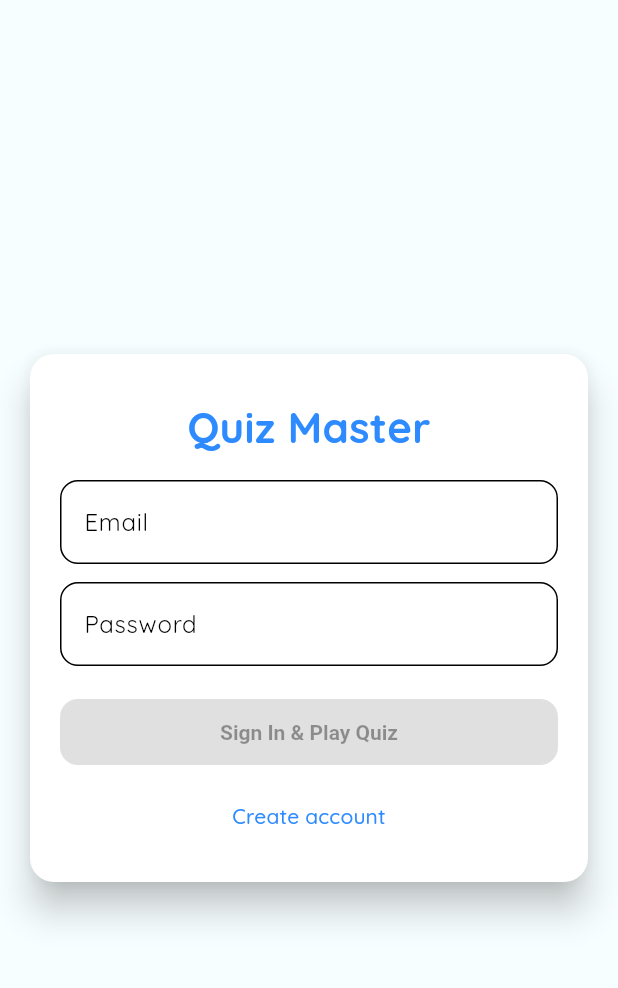
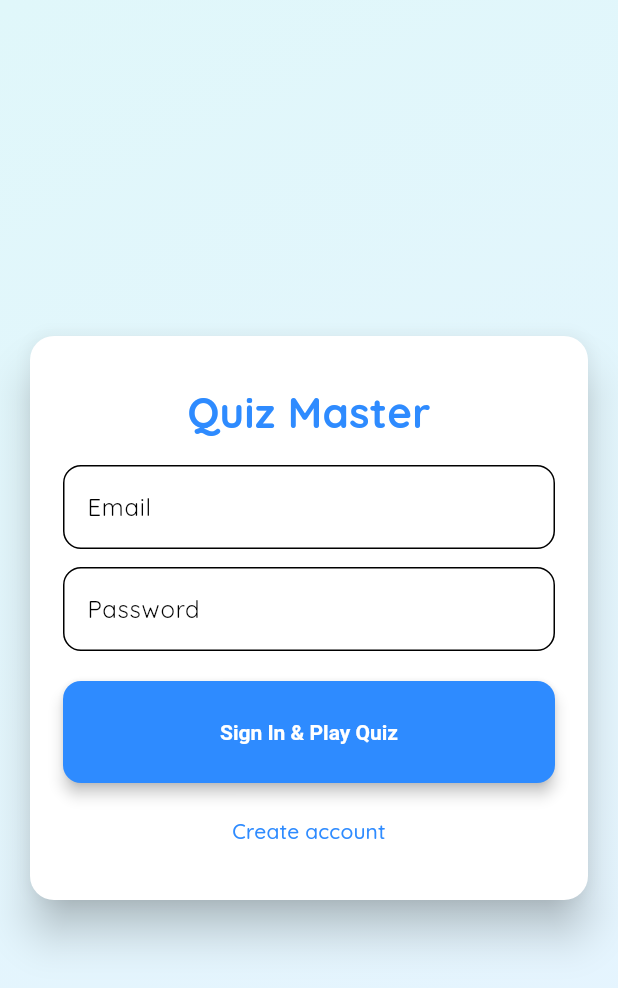
Before and after one commit to Azathulhu/SimpleFlutterGame, a Flutter app: the screen it shows after launch, on a phone screen of 412 x 824 dp. Shown: the top 988 px of the screen. Run offline on Flutter 3.47's test engine with Material 3 defaults, Android fonts, the phone set to English and light mode, and no system bars; our stand-ins replace confetti, fluttertoast, google_fonts, supabase_flutter; accounts and stored records are empty.

Commit message:
Update sign_in_page.dart

```diff
--- a/lib/pages/sign_in_page.dart
+++ b/lib/pages/sign_in_page.dart
@@ -20,19 +20,27 @@ class _SignInPageState extends State<SignInPage> {
 
   @override
   Widget build(BuildContext context) {
-    return Scaffold(
+    return AnimatedGradientBackground(
+      child: GlobalTapRipple(
+        child: Scaffold(
+          backgroundColor: Colors.transparent,
           body: Center(
             child: SingleChildScrollView(
               padding: const EdgeInsets.all(20),
+              child: ConstrainedBox(
+                constraints: const BoxConstraints(maxWidth: 520),
                 child: Card(
-            elevation: 10,
+                  elevation: 12,
                   shape: RoundedRectangleBorder(borderRadius: BorderRadius.circular(16)),
                   child: Padding(
-              padding: const EdgeInsets.all(20),
+                    padding: const EdgeInsets.all(22),
                     child: Column(
+                      mainAxisSize: MainAxisSize.min,
                       children: [
                         const SizedBox(height: 8),
-                  Text('Quiz Master', style: TextStyle(fontSize: 28, fontWeight: FontWeight.bold, color: AppTheme.primary)),
+                        Text('Quiz Master',
+                            style: TextStyle(
+                                fontSize: 28, fontWeight: FontWeight.bold, color: AppTheme.primary)),
                         const SizedBox(height: 16),
                         if (error != null)
                           Padding(
@@ -42,6 +50,7 @@ class _SignInPageState extends State<SignInPage> {
                         TextField(
                           controller: emailController,
                           decoration: const InputDecoration(labelText: 'Email'),
+                          keyboardType: TextInputType.emailAddress,
                         ),
                         const SizedBox(height: 12),
                         TextField(
@@ -54,7 +63,10 @@ class _SignInPageState extends State<SignInPage> {
                             ? const CircularProgressIndicator()
                             : ScaleOnTap(
                                 onTap: () async {
-                            setState(() { loading = true; error = null; });
+                                  setState(() {
+                                    loading = true;
+                                    error = null;
+                                  });
                                   try {
                                     await auth.signIn(
                                       email: emailController.text.trim(),
@@ -64,14 +76,47 @@ class _SignInPageState extends State<SignInPage> {
                                     if (!mounted) return;
                                     Navigator.pushReplacement(context, MaterialPageRoute(builder: (_) => const HomePage()));
                                   } catch (e) {
-                              setState(() { error = e.toString(); });
+                                    setState(() {
+                                      error = e.toString();
+                                    });
                                   } finally {
-                              setState(() { loading = false; });
+                                    setState(() {
+                                      loading = false;
+                                    });
                                   }
                                 },
                                 child: SizedBox(
                                   width: double.infinity,
-                            child: ElevatedButton(onPressed: null, child: const Text('Sign In & Play Quiz')),
+                                  child: ElevatedButton(
+                                    onPressed: () async {
+                                      // duplicate of ScaleOnTap handler — perform same action here so the button shows enabled text
+                                      setState(() {
+                                        loading = true;
+                                        error = null;
+                                      });
+                                      try {
+                                        await auth.signIn(
+                                          email: emailController.text.trim(),
+                                          password: passwordController.text.trim(),
+                                        );
+                                        Fluttertoast.showToast(msg: 'Signed in!');
+                                        if (!mounted) return;
+                                        Navigator.pushReplacement(context, MaterialPageRoute(builder: (_) => const HomePage()));
+                                      } catch (e) {
+                                        setState(() {
+                                          error = e.toString();
+                                        });
+                                      } finally {
+                                        setState(() {
+                                          loading = false;
+                                        });
+                                      }
+                                    },
+                                    child: const Padding(
+                                      padding: EdgeInsets.symmetric(vertical: 12),
+                                      child: Text('Sign In & Play Quiz'),
+                                    ),
+                                  ),
                                 ),
                               ),
                         const SizedBox(height: 8),
@@ -85,6 +130,9 @@ class _SignInPageState extends State<SignInPage> {
                 ),
               ),
             ),
+          ),
+        ),
+      ),
     );
   }
 }
```
Lines whose indentation alone changed are shown as unchanged.
